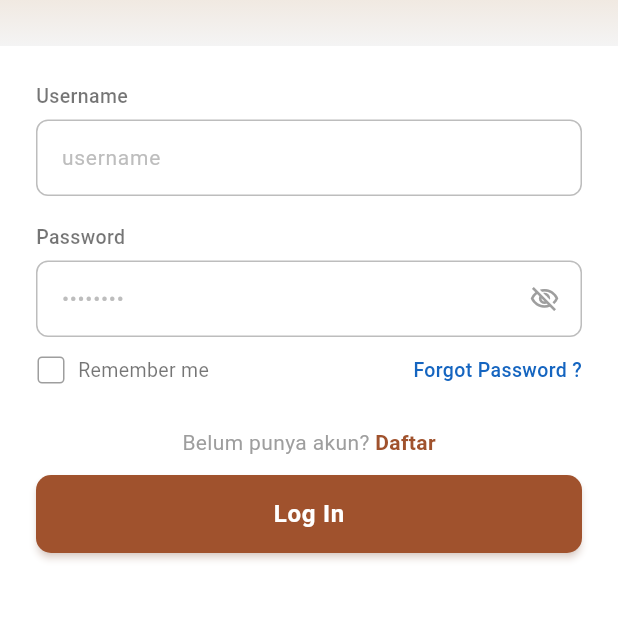
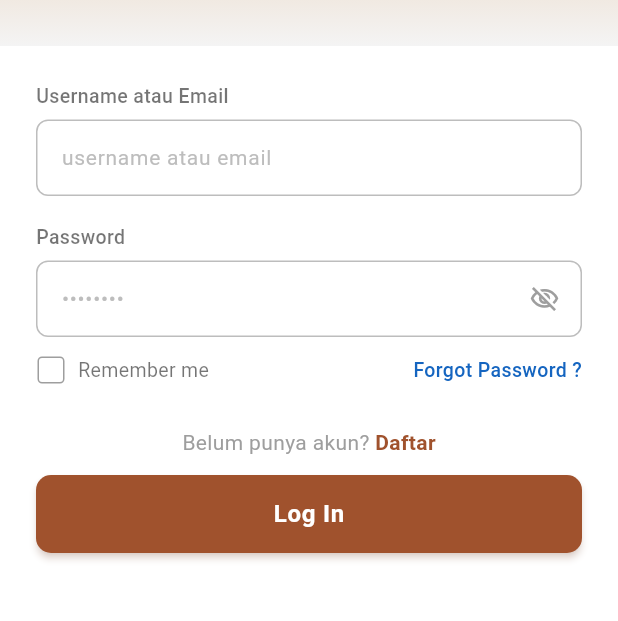
Before and after one commit to adanghifari/foodorder-mobile, a Flutter app: the LoginPage screen opened by its route, on a phone screen of 412 x 824 dp, the part 314-935 px from its top. Run offline on Flutter 3.47's test engine with Material 3 defaults, Android fonts, the phone set to English and light mode, and no system bars; our stand-ins replace dio, firebase_core, firebase_messaging, flutter_local_notifications, flutter_secure_storage, image_picker and 2 more; missing offline and left inert: mobile_scanner; accounts and stored records are empty; network calls fail.

```diff
--- a/lib/features/auth/presentation/login_page.dart
+++ b/lib/features/auth/presentation/login_page.dart
@@ -54,11 +54,12 @@ class _LoginPageState extends State<LoginPage> {
                 crossAxisAlignment: CrossAxisAlignment.start,
                 children: [
                   const SizedBox(height: 24),
-                  _buildLabel('Username'),
+                  _buildLabel('Username atau Email'),
                   const SizedBox(height: 6),
                   _buildInput(
-                    hint: 'username',
+                    hint: 'username atau email',
                     controller: _usernameController,
+                    keyboardType: TextInputType.emailAddress,
                   ),
                   const SizedBox(height: 18),
                   _buildLabel('Password'),
--- a/lib/features/auth/presentation/otp_verification_page.dart
+++ b/lib/features/auth/presentation/otp_verification_page.dart
@@ -250,6 +250,7 @@ class _OtpVerificationPageState extends State<OtpVerificationPage> {
               controller: _controllers[index],
               focusNode: _focusNodes[index],
               keyboardType: TextInputType.number,
+              textInputAction: index < 5 ? TextInputAction.next : TextInputAction.done,
               textAlign: TextAlign.center,
               maxLength: 1,
               style: const TextStyle(
```
